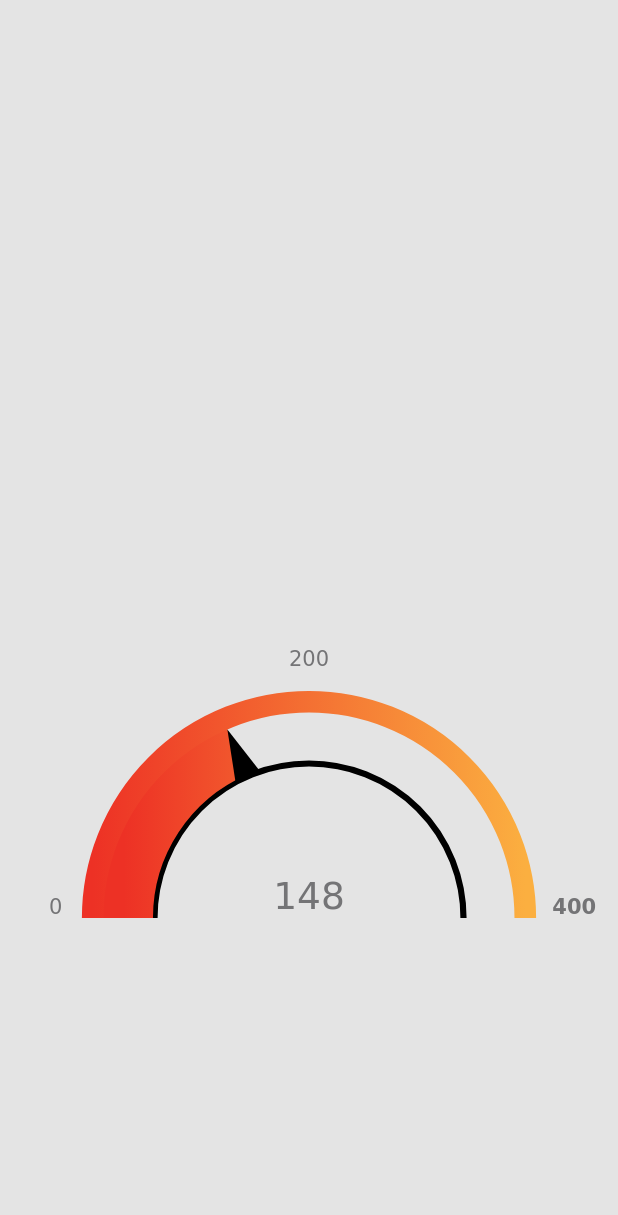
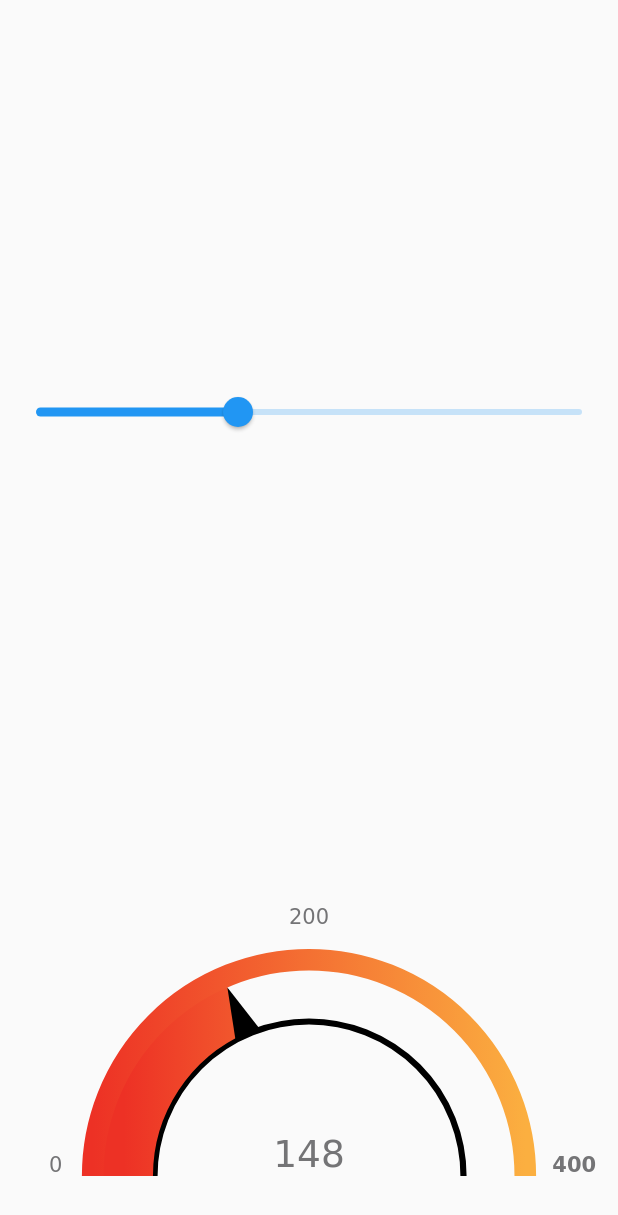
Before and after one commit to programadorthi/flutter_custom_chart, a Flutter app: the screen it shows after launch, on a phone screen of 412 x 824 dp. Shown: the top 1215 px of the screen. Run offline on Flutter 3.47's test engine with Material 2 defaults, Android fonts, the phone set to English and light mode, and no system bars.

Commit message:
Added interaction

```diff
--- a/lib/main.dart
+++ b/lib/main.dart
@@ -29,23 +29,56 @@ class MyHomePage extends StatefulWidget {
 
 class _MyHomePageState extends State<MyHomePage> {
 
+  double currentValue = 148.0;
+  double maxValue = 400.0;
+  double minValue = 0.0;
+
+  void changeCurrentValue(double newValue) {
+    setState(() {
+      currentValue = newValue;
+    });
+  }
+
   @override
   Widget build(BuildContext context) {
     return new Scaffold(
-      body: new Center(
+      body: new Column(
+        children: <Widget>[
+          new Flexible(
+            flex: 2,
+            child: new Column(
+              crossAxisAlignment: CrossAxisAlignment.center,
+              mainAxisAlignment: MainAxisAlignment.center,
+              children: <Widget>[
+                new Slider(
+                  min: this.minValue,
+                  max: this.maxValue,
+                  value: this.currentValue,
+                  onChanged: (double value) {
+                    changeCurrentValue(value);
+                  },
+                ),
+              ],
+            ),
+          ),
+          new Flexible(
+            flex: 1,
             child: new Container(
               height: 400.0,
+              margin: const EdgeInsets.only(bottom: 40.0),
               width: double.infinity,
               child: new CustomPaint(
                 painter: new ProductsChart(
                   backgroundColor: Color.fromARGB(255, 228, 228, 228),
-              currentValue: 148,
+                  currentValue: this.currentValue.toInt(),
                   labelColor: Color.fromARGB(255, 116, 116, 118),
-              maxValue: 400,
-              minValue: 0,
+                  maxValue: this.maxValue.toInt(),
+                  minValue: this.minValue.toInt(),
                 ),
               ),
             ),
+          ),
+        ],
       ),
     );
   }
@@ -86,12 +119,6 @@ class ProductsChart extends CustomPainter {
 
     // Set the origin to draw
     canvas.translate(cx, cy);
-
-    // Gray Background
-    canvas.drawColor(
-      this.backgroundColor,
-      BlendMode.src,
-    );
 
     // Black Arc
     final double blackArcRadius = _blackArc(cx, origin, canvas);
```
Lines whose indentation alone changed are shown as unchanged.
